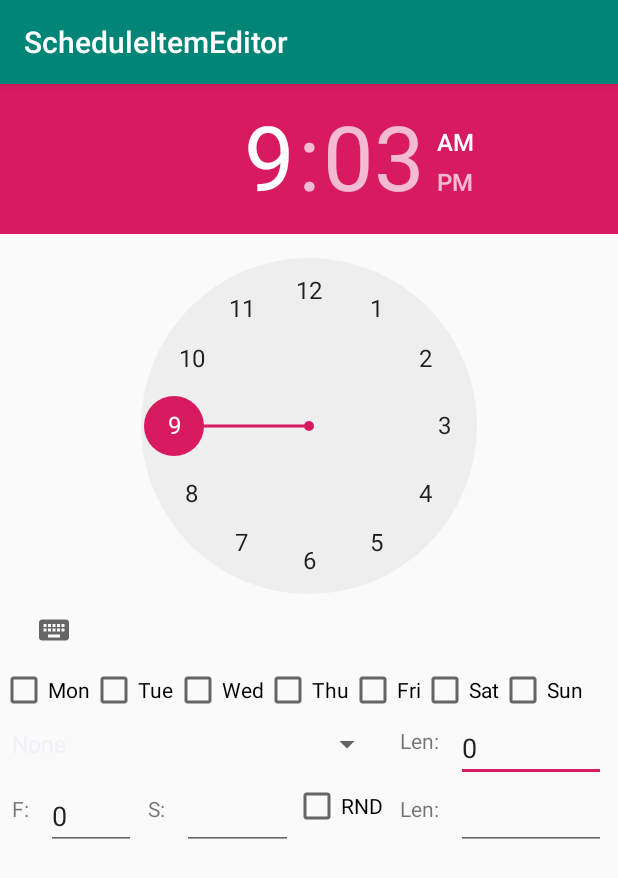
After one commit to coder4hire/LightClock, an Android app: the ScheduleItemEditor screen opened directly, with no data from a screen before it, on a phone screen of 412 x 824 dp. The commit adds this screen. Shown: the top 878 px of the screen. Run offline under Robolectric (Android 15) with nearby library versions, the phone set to English and light mode, and no system bars; 1 statement that could not run was skipped.

Commit message:
Android Schedule Editor prototype

```diff
--- /dev/null
+++ b/LightClockControl/app/src/main/java/com/lightclockcontrol/gss/ScheduleItemEditor.java
@@ -0,0 +1,72 @@
+package com.lightclockcontrol.gss;
+
+import android.content.Intent;
+import android.os.Bundle;
+import android.os.Parcelable;
+import android.support.design.widget.FloatingActionButton;
+import android.support.design.widget.Snackbar;
+import android.support.v7.app.AppCompatActivity;
+import android.support.v7.widget.Toolbar;
+import android.widget.ArrayAdapter;
+import android.widget.Spinner;
+import android.widget.TimePicker;
+
+import java.util.Date;
+
+public class ScheduleItemEditor extends AppCompatActivity {
+
+    Spinner spinner;
+    TimePicker timePicker;
+    ScheduleViewAdapter.ScheduleItem editingItem;
+
+    @Override
+    protected void onCreate(Bundle savedInstanceState) {
+        super.onCreate(savedInstanceState);
+        setContentView(R.layout.activity_schedule_item_editor);
+        Toolbar toolbar = (Toolbar) findViewById(R.id.toolbar);
+        setSupportActionBar(toolbar);
+
+        // Filling in spinner values
+        ArrayAdapter<String> spinnerAdapter;
+
+        spinnerAdapter= new ArrayAdapter<String>(App.getContext(), android.R.layout.simple_spinner_item);
+        for (EffectType t: EffectType.values()){
+            spinnerAdapter.add(t.toString());
+        }
+
+        spinner = (Spinner) findViewById(R.id.spinLightEffect);
+        timePicker = (TimePicker) findViewById(R.id.timePicker);
+        spinner.setAdapter(spinnerAdapter);
+
+        // Loading initial data
+        Parcelable parcel = this.getIntent().getExtras().getParcelable("EditingItem");
+        if(parcel!=null) {
+            editingItem = (ScheduleViewAdapter.ScheduleItem) parcel;
+
+            spinner.setSelection(editingItem.effectType.getValue());
+            timePicker.setCurrentHour(editingItem.execTime.getHours());
+            timePicker.setCurrentMinute(editingItem.execTime.getMinutes());
+        }
+
+//        FloatingActionButton fab = (FloatingActionButton) findViewById(R.id.fab);
+//        fab.setOnClickListener(new View.OnClickListener() {
+//            @Override
+//            public void onClick(View view) {
+//                Snackbar.make(view, "Replace with your own action", Snackbar.LENGTH_LONG)
+//                        .setAction("Action", null).show();
+//            }
+//        });
+    }
+
+    @Override
+    public void onBackPressed()
+    {
+        editingItem.effectType = EffectType.fromValue((int)spinner.getSelectedItemId());
+        editingItem.execTime.setTime(((long)timePicker.getCurrentHour())*3600000l+((long)timePicker.getCurrentMinute())*60000l);
+
+        Intent intent = new Intent();
+        intent.putExtra("ResultItem",editingItem);
+        setResult(1,intent);
+        super.onBackPressed();
+    }
+}
--- a/LightClockControl/app/src/main/res/layout/activity_main.xml
+++ b/LightClockControl/app/src/main/res/layout/activity_main.xml
@@ -25,6 +25,7 @@
         android:id="@+id/fragmentContent"
         android:layout_width="0dp"
         android:layout_height="0dp"
+        android:layout_marginTop="8dp"
         app:layout_behavior="@string/appbar_scrolling_view_behavior"
         app:layout_constraintBottom_toTopOf="@+id/navigation"
         app:layout_constraintEnd_toEndOf="parent"
--- /dev/null
+++ b/LightClockControl/app/src/main/res/layout/activity_schedule_item_editor.xml
@@ -0,0 +1,33 @@
+<?xml version="1.0" encoding="utf-8"?>
+<android.support.design.widget.CoordinatorLayout xmlns:android="http://schemas.android.com/apk/res/android"
+    xmlns:app="http://schemas.android.com/apk/res-auto"
+    xmlns:tools="http://schemas.android.com/tools"
+    android:layout_width="match_parent"
+    android:layout_height="match_parent"
+    tools:context=".ScheduleItemEditor">
+
+    <android.support.design.widget.AppBarLayout
+        android:layout_width="match_parent"
+        android:layout_height="wrap_content"
+        android:theme="@style/AppTheme.AppBarOverlay">
+
+        <android.support.v7.widget.Toolbar
+            android:id="@+id/toolbar"
+            android:layout_width="match_parent"
+            android:layout_height="?attr/actionBarSize"
+            android:background="?attr/colorPrimary"
+            app:popupTheme="@style/AppTheme.PopupOverlay" />
+
+    </android.support.design.widget.AppBarLayout>
+
+    <include layout="@layout/content_schedule_item_editor" />
+
+<!--    <android.support.design.widget.FloatingActionButton
+        android:id="@+id/fab"
+        android:layout_width="wrap_content"
+        android:layout_height="wrap_content"
+        android:layout_gravity="bottom|end"
+        android:layout_margin="@dimen/fab_margin"
+        app:srcCompat="@android:drawable/ic_dialog_email" />
+-->
+</android.support.design.widget.CoordinatorLayout>
--- /dev/null
+++ b/LightClockControl/app/src/main/res/layout/content_schedule_item_editor.xml
@@ -0,0 +1,215 @@
+<?xml version="1.0" encoding="utf-8"?>
+<android.support.constraint.ConstraintLayout xmlns:android="http://schemas.android.com/apk/res/android"
+    xmlns:app="http://schemas.android.com/apk/res-auto"
+    xmlns:tools="http://schemas.android.com/tools"
+    android:layout_width="match_parent"
+    android:layout_height="wrap_content"
+    app:layout_behavior="@string/appbar_scrolling_view_behavior"
+    tools:context=".ScheduleItemEditor"
+    tools:showIn="@layout/activity_schedule_item_editor">
+
+    <ScrollView
+        android:layout_width="match_parent"
+        android:layout_height="match_parent">
+
+    <LinearLayout
+        android:layout_width="match_parent"
+        android:layout_height="match_parent"
+        android:orientation="vertical">
+
+        <TimePicker
+            android:id="@+id/timePicker"
+            android:layout_width="wrap_content"
+            android:layout_height="wrap_content" />
+
+        <LinearLayout
+            android:layout_width="match_parent"
+            android:layout_height="wrap_content"
+            android:orientation="horizontal"
+            app:layout_constraintTop_toBottomOf="@+id/timePicker">
+
+            <CheckBox
+                android:id="@+id/chkMon"
+                android:layout_width="wrap_content"
+                android:layout_height="wrap_content"
+                android:text="Mon" />
+
+            <CheckBox
+                android:id="@+id/chkTue"
+                android:layout_width="wrap_content"
+                android:layout_height="wrap_content"
+                android:text="Tue" />
+
+            <CheckBox
+                android:id="@+id/chkWed"
+                android:layout_width="wrap_content"
+                android:layout_height="wrap_content"
+                android:text="Wed" />
+
+            <CheckBox
+                android:id="@+id/chkThu"
+                android:layout_width="wrap_content"
+                android:layout_height="wrap_content"
+                android:text="Thu" />
+
+            <CheckBox
+                android:id="@+id/chkFri"
+                android:layout_width="wrap_content"
+                android:layout_height="wrap_content"
+                android:text="Fri" />
+
+            <CheckBox
+                android:id="@+id/chkSat"
+                android:layout_width="wrap_content"
+                android:layout_height="wrap_content"
+                android:text="Sat" />
+
+            <CheckBox
+                android:id="@+id/chkSun"
+                android:layout_width="wrap_content"
+                android:layout_height="wrap_content"
+                android:text="Sun" />
+        </LinearLayout>
+
+        <android.support.constraint.ConstraintLayout
+            android:layout_width="match_parent"
+            android:layout_height="wrap_content">
+
+            <Spinner
+                android:id="@+id/spinLightEffect"
+                android:layout_width="0dp"
+                android:layout_height="wrap_content"
+                android:layout_margin="0dp"
+                android:layout_marginTop="8dp"
+                android:layout_marginEnd="8dp"
+                android:layout_marginRight="8dp"
+                android:layout_weight="1"
+                app:layout_constraintEnd_toStartOf="@+id/textView4"
+                app:layout_constraintStart_toStartOf="parent"
+                app:layout_constraintTop_toTopOf="@+id/textView4" />
+
+            <TextView
+                android:id="@+id/textView4"
+                android:layout_width="wrap_content"
+                android:layout_height="wrap_content"
+                android:layout_marginStart="8dp"
+                android:layout_marginLeft="8dp"
+                android:layout_marginTop="8dp"
+                android:layout_marginEnd="8dp"
+                android:layout_marginRight="8dp"
+                android:layout_weight="1"
+                android:text=" Len: "
+                app:layout_constraintEnd_toStartOf="@+id/txtLightLength"
+                app:layout_constraintStart_toEndOf="@+id/spinLightEffect"
+                app:layout_constraintTop_toTopOf="@+id/txtLightLength" />
+
+            <EditText
+                android:id="@+id/txtLightLength"
+                style="@style/Widget.AppCompat.EditText"
+                android:layout_width="100dp"
+                android:layout_height="wrap_content"
+                android:layout_marginEnd="8dp"
+                android:layout_marginRight="8dp"
+                android:layout_weight="1"
+                android:ems="10"
+                android:inputType="numberDecimal"
+                android:text="0"
+                app:layout_constraintEnd_toEndOf="parent"
+                app:layout_constraintTop_toTopOf="parent" />
+
+
+            <TextView
+                android:id="@+id/textView"
+                android:layout_width="wrap_content"
+                android:layout_height="wrap_content"
+                android:layout_marginStart="8dp"
+                android:layout_marginLeft="8dp"
+                android:layout_marginTop="8dp"
+                android:layout_marginEnd="8dp"
+                android:layout_marginRight="8dp"
+                android:layout_weight="1"
+                android:text="F: "
+                app:layout_constraintEnd_toStartOf="@+id/txtFolder"
+                app:layout_constraintStart_toStartOf="parent"
+                app:layout_constraintTop_toTopOf="@+id/txtFolder" />
+
+            <EditText
+                android:id="@+id/txtFolder"
+                android:layout_width="60dp"
+                android:layout_height="wrap_content"
+                android:layout_marginStart="8dp"
+                android:layout_marginLeft="8dp"
+                android:layout_weight="1"
+                android:ems="10"
+                android:inputType="numberDecimal"
+                android:text="0"
+                app:layout_constraintEnd_toStartOf="@+id/textView2"
+                app:layout_constraintTop_toBottomOf="@+id/txtLightLength" />
+
+            <TextView
+                android:id="@+id/textView2"
+                android:layout_width="wrap_content"
+                android:layout_height="wrap_content"
+                android:layout_marginStart="8dp"
+                android:layout_marginLeft="8dp"
+                android:layout_marginTop="8dp"
+                android:layout_marginEnd="8dp"
+                android:layout_marginRight="8dp"
+                android:layout_weight="1"
+                android:text="S: "
+                app:layout_constraintStart_toEndOf="@+id/txtFolder"
+                app:layout_constraintTop_toTopOf="@+id/txtSong" />
+
+            <EditText
+                android:id="@+id/txtSong"
+                android:layout_width="0dp"
+                android:layout_height="wrap_content"
+                android:layout_marginStart="8dp"
+                android:layout_marginLeft="8dp"
+                android:layout_weight="1"
+                android:ems="10"
+                android:inputType="numberDecimal"
+                app:layout_constraintEnd_toStartOf="@+id/chkRnd"
+                app:layout_constraintStart_toEndOf="@+id/textView2"
+                app:layout_constraintTop_toBottomOf="@+id/txtLightLength" />
+
+            <CheckBox
+                android:id="@+id/chkRnd"
+                android:layout_width="wrap_content"
+                android:layout_height="wrap_content"
+                android:layout_marginStart="8dp"
+                android:layout_marginLeft="8dp"
+                android:layout_marginEnd="8dp"
+                android:text="RND"
+                app:layout_constraintEnd_toStartOf="@+id/textView3"
+                app:layout_constraintTop_toTopOf="@+id/txtSong" />
+
+            <TextView
+                android:id="@+id/textView3"
+                android:layout_width="wrap_content"
+                android:layout_height="wrap_content"
+                android:layout_marginTop="8dp"
+                android:layout_marginEnd="8dp"
+                android:layout_marginRight="8dp"
+                android:text=" Len: "
+                app:layout_constraintEnd_toStartOf="@+id/txtSoundLength"
+                app:layout_constraintTop_toBottomOf="@+id/txtLightLength" />
+
+            <EditText
+                android:id="@+id/txtSoundLength"
+                android:layout_width="100dp"
+                android:layout_height="wrap_content"
+                android:layout_marginEnd="8dp"
+                android:layout_marginRight="8dp"
+                android:layout_weight="1"
+                android:ems="10"
+                android:inputType="numberDecimal"
+                app:layout_constraintEnd_toEndOf="parent"
+                app:layout_constraintStart_toStartOf="@+id/txtLightLength"
+                app:layout_constraintTop_toBottomOf="@+id/txtLightLength" />
+
+        </android.support.constraint.ConstraintLayout>
+    </LinearLayout>
+    </ScrollView>
+
+</android.support.constraint.ConstraintLayout>
--- a/LightClockControl/app/src/main/res/values/dimens.xml
+++ b/LightClockControl/app/src/main/res/values/dimens.xml
@@ -3,4 +3,5 @@
     <dimen name="activity_horizontal_margin">16dp</dimen>
     <dimen name="activity_vertical_margin">16dp</dimen>
     <dimen name="text_margin">16dp</dimen>
+    <dimen name="fab_margin">16dp</dimen>
 </resources>
--- a/LightClockControl/app/src/main/res/values/strings.xml
+++ b/LightClockControl/app/src/main/res/values/strings.xml
@@ -6,4 +6,5 @@
 
     <!-- TODO: Remove or change this placeholder text -->
     <string name="hello_blank_fragment">Hello blank fragment</string>
+    <string name="title_activity_schedule_item_editor">ScheduleItemEditor</string>
 </resources>
--- a/LightClockControl/app/src/main/res/values/styles.xml
+++ b/LightClockControl/app/src/main/res/values/styles.xml
@@ -8,4 +8,13 @@
         <item name="colorAccent">@color/colorAccent</item>
     </style>
 
+    <style name="AppTheme.NoActionBar">
+        <item name="windowActionBar">false</item>
+        <item name="windowNoTitle">true</item>
+    </style>
+
+    <style name="AppTheme.AppBarOverlay" parent="ThemeOverlay.AppCompat.Dark.ActionBar" />
+
+    <style name="AppTheme.PopupOverlay" parent="ThemeOverlay.AppCompat.Light" />
+
 </resources>
```
Also changed, not shown: LightClockControl/app/src/main/AndroidManifest.xml (+6 -2 lines), LightClockControl/app/src/main/java/com/lightclockcontrol/gss/AlarmsFragment.java (+17 -0 lines), LightClockControl/app/src/main/java/com/lightclockcontrol/gss/EffectType.java (+12 -1 lines), LightClockControl/app/src/main/java/com/lightclockcontrol/gss/ScheduleViewAdapter.java (+75 -18 lines), LightClockControl/app/src/main/res/layout/fragment_scheduleitem.xml (+9 -15 lines).
